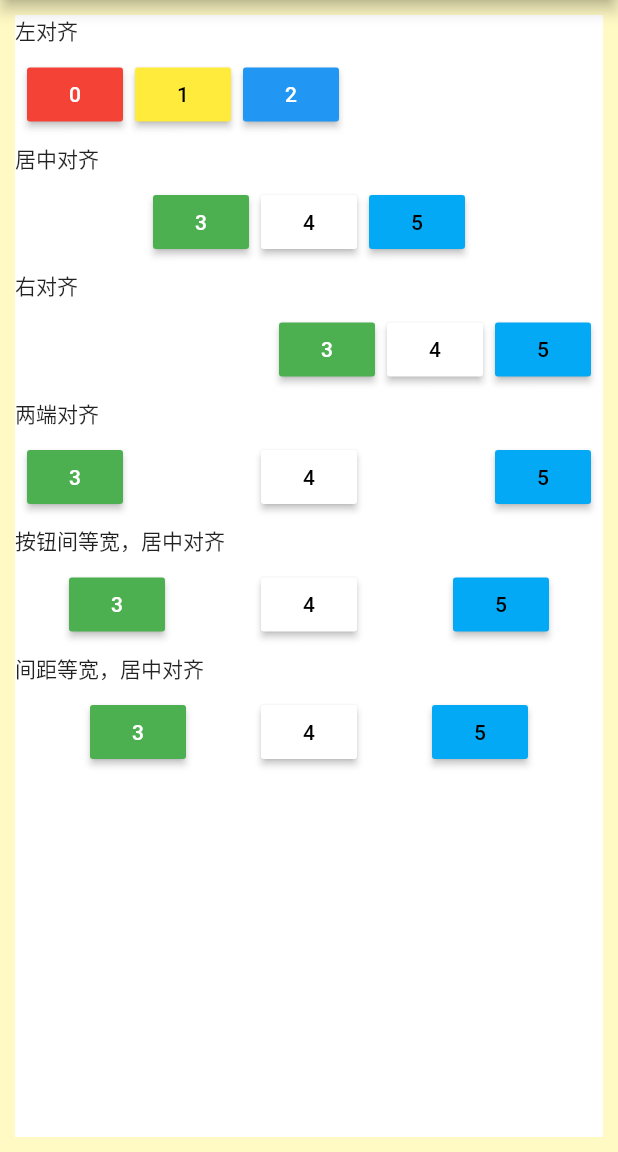
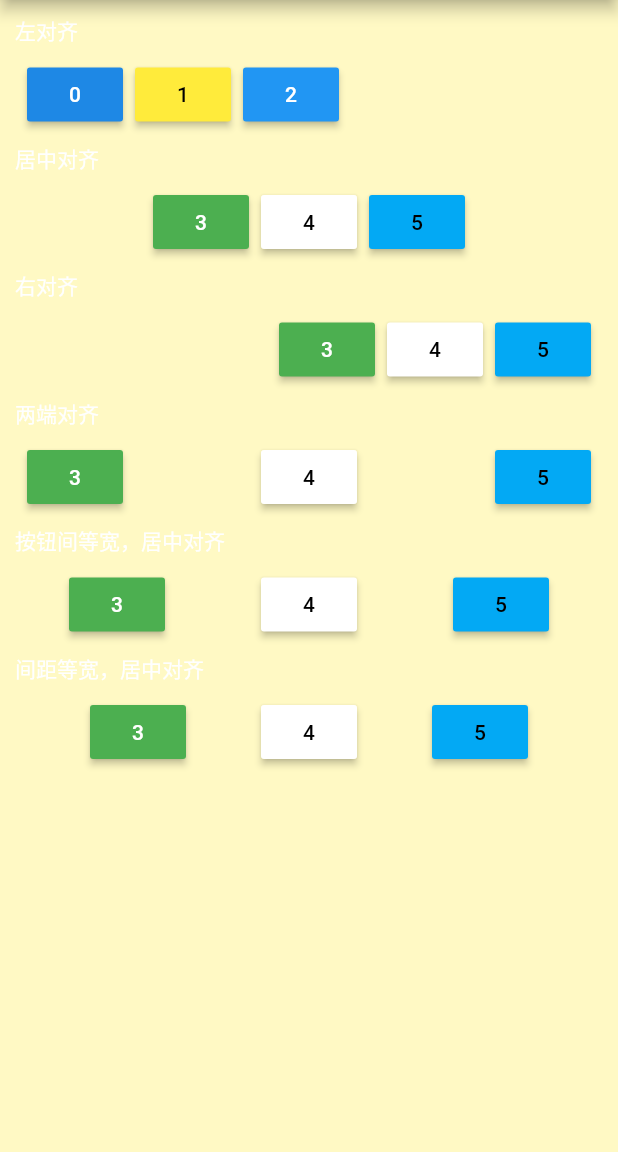
Before and after one commit to TestEngineerFish/material, a Flutter app: the ButtonBarDemo screen opened directly, on a phone screen of 412 x 824 dp, the part 84-1236 px from its top. Run offline on Flutter 3.47's test engine with Material 2 defaults, Android fonts, the phone set to English and light mode, and no system bars; our stand-ins replace fluro; statements that could not run were skipped.

Commit message:
添加自定义主题

```diff
--- a/lib/WidgetCustomItem.dart
+++ b/lib/WidgetCustomItem.dart
@@ -119,7 +119,7 @@ class _WidgetCustomItem extends State<WidgetCustomItem> {
     return GestureDetector(
         onTap: _onPressed,
         child: Container(
-          padding: const EdgeInsets.fromLTRB(0, 50, 0, 0),
+          padding: const EdgeInsets.fromLTRB(0, 20, 0, 0),
           color: Colors.lightBlue[800],
           child: Center(
             child: Column(
--- a/lib/resources/macro.dart
+++ b/lib/resources/macro.dart
@@ -8,3 +8,20 @@ Color randomColor() {
   final randomBlue  = Random().nextInt(255);
   return Color.fromARGB(255, randomRed, randomGreen, randomBlue);
 }
+
+final ThemeData kIOSTheme = ThemeData(
+  brightness: Brightness.light, // 主题样式
+  accentColor: Colors.white, // （按钮）Widget前景色
+  primaryColor: Colors.orange, // 主题色
+  iconTheme: IconThemeData(color: Colors.blue),
+  textTheme: TextTheme(body1: TextStyle(color: Colors.black)),
+
+);
+
+final ThemeData kAndroidTheme = ThemeData(
+  brightness: Brightness.dark, // 主题样式
+  accentColor: Colors.grey, // （按钮）Widget前景色
+  primaryColor: Colors.blue, // 主题色
+  iconTheme: IconThemeData(color: Colors.orange),
+  textTheme: TextTheme(body1: TextStyle(color: Colors.white)),
+);
--- a/lib/widgetHome.dart
+++ b/lib/widgetHome.dart
@@ -13,7 +13,7 @@ class _WidgetHome extends State<WidgetHome> {
     // TODO: implement build
     return Container(
       height: 800,
-      color: Colors.yellow,
+      color: Theme.of(context).primaryColor,
       child: GridView.count(
         crossAxisCount: 2,
         mainAxisSpacing: 10.0,
--- a/lib/widgets/buttons/buttonBarDemo.dart
+++ b/lib/widgets/buttons/buttonBarDemo.dart
@@ -15,7 +15,6 @@ class ButtonBarDemo extends StatelessWidget {
         backgroundColor: Colors.yellow[100],
         body: Container(
           margin: const EdgeInsets.all(10),
-          color: Colors.white,
           child: ListView(
               scrollDirection: Axis.vertical,
               children: <Widget>[
@@ -26,7 +25,7 @@ class ButtonBarDemo extends StatelessWidget {
                   children: <Widget>[
                     RaisedButton(
                       child: Text("0"),
-                      color: Colors.red,
+//                      color: Colors.red,
                       onPressed: _onPressButton,
                     ),
                     RaisedButton(
--- a/lib/widgets/buttons/buttonDemo.dart
+++ b/lib/widgets/buttons/buttonDemo.dart
@@ -11,7 +11,7 @@ class ButtonDemo extends StatelessWidget {
         title: Text("Button Demo"),
       ),
       body: Container(
-        height: 800,
+        height: 600,
         color: Colors.greenAccent,
         child: GridView.count(
           crossAxisCount: 2,
--- a/lib/widgets/buttons/dropdownButtonDemo.dart
+++ b/lib/widgets/buttons/dropdownButtonDemo.dart
@@ -1,5 +1,6 @@
 import 'package:flutter/material.dart';
 import 'package:material/resources/bpString.dart';
+import 'package:material/resources/macro.dart';
 
 class DropdownButtonDemo extends StatefulWidget {
   @override
@@ -67,6 +68,7 @@ class _DropdownButtonDemo extends State<DropdownButtonDemo> {
         body: Container(
           margin: const EdgeInsets.fromLTRB(0, 300, 0, 0),
           height: 60,
+          color: randomColor(),
           child: DropdownButton(
             hint: Text("下拉选择颜色"),
             value: selectedValue,
--- a/lib/widgets/buttons/iconButtonDemo.dart
+++ b/lib/widgets/buttons/iconButtonDemo.dart
@@ -46,6 +46,7 @@ class _IconButtonDemo extends State<IconButtonDemo> {
                   alignment: AlignmentDirectional.bottomEnd,
                   disabledColor: Colors.black, // 如果没有实现 onPress。默认disabel状态
                   highlightColor: Colors.yellow,
+                  onPressed: _onPressed,
                 ),
                 width: 150,
                 height: 100,
--- a/lib/widgets/textDemo.dart
+++ b/lib/widgets/textDemo.dart
@@ -18,7 +18,6 @@ class _TextDemo extends State<TextDemo> {
           title: Text("Text Demo"),
         ),
         body: Container(
-          color: Colors.white,
           child: ListView(
             shrinkWrap: true,
             padding: const EdgeInsets.all(15),
--- a/lib/widgets/textFieldDemo.dart
+++ b/lib/widgets/textFieldDemo.dart
@@ -22,7 +22,7 @@ class _TextFieldDemo extends State<TextFieldDemo> {
           child: Column(
             children: <Widget>[
               Container(
-                padding: const EdgeInsets.all(40),
+                padding: const EdgeInsets.all(20),
                 child: TextField(),
               ),
               Container(
```
Also changed, not shown: lib/main.dart (+4 -3 lines), lib/widgets/listViewDemo.dart (+42 -7 lines).
